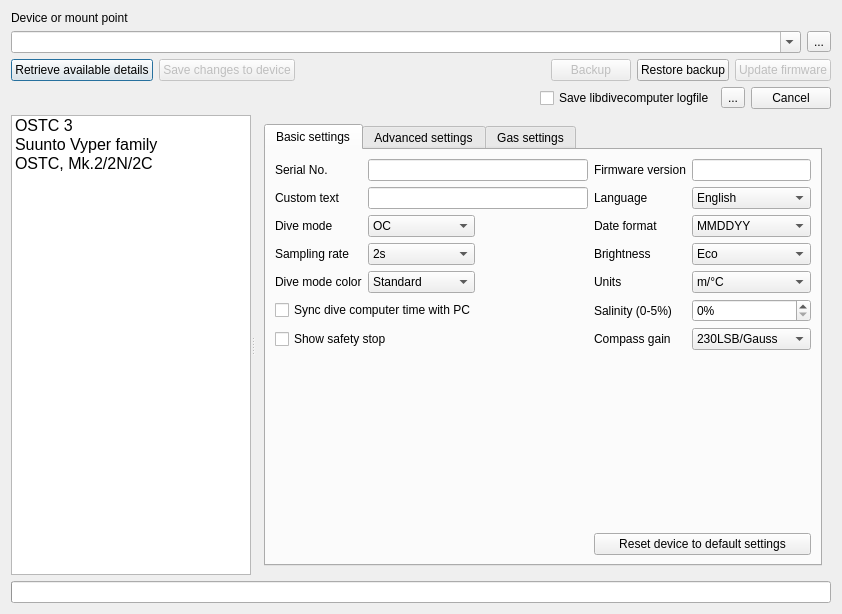
Before: the Qt Designer form qt-ui/configuredivecomputerdialog.ui in subsurface/subsurface, drawn with Qt 5.
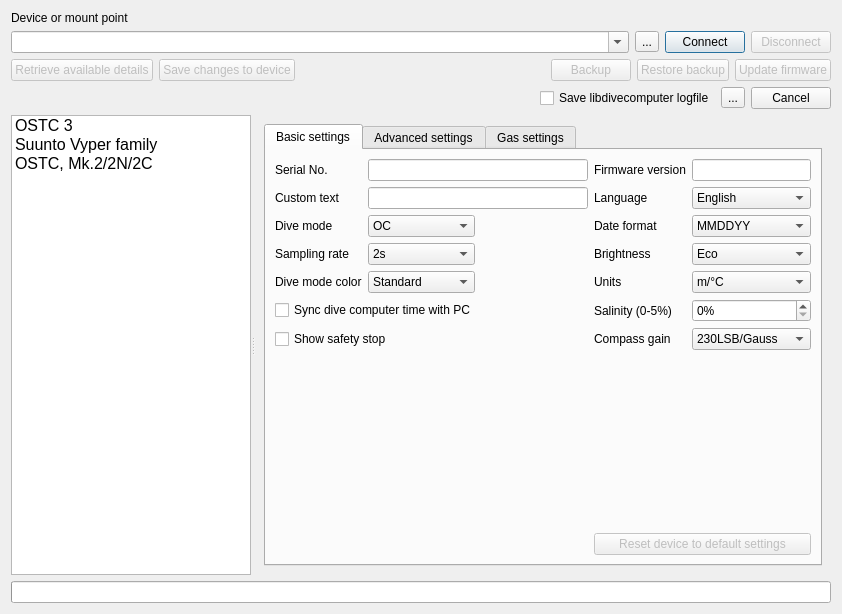
After: the same form once the commit is applied. Icons and pictures are not drawn.

Commit message:
Lift dis- and connect out from config operations
When working with ostc's via bluetooth, they will reboot and exit
bluetooth mode when you send the disconnect command. Thats kinda
inconvenient when you would like to read your settings, change something
and write it back, you need to start bluetooth mode on your device
twice.

```diff
--- a/qt-ui/configuredivecomputerdialog.ui
+++ b/qt-ui/configuredivecomputerdialog.ui
@@ -30,6 +30,12 @@
       <layout class="QHBoxLayout" name="horizontalLayout">
        <item>
         <widget class="QComboBox" name="device">
+         <property name="sizePolicy">
+          <sizepolicy hsizetype="Expanding" vsizetype="Maximum">
+           <horstretch>0</horstretch>
+           <verstretch>0</verstretch>
+          </sizepolicy>
+         </property>
          <property name="editable">
           <bool>true</bool>
          </property>
@@ -42,6 +48,23 @@
          </property>
         </widget>
        </item>
+       <item>
+        <widget class="QPushButton" name="connectButton">
+         <property name="text">
+          <string>Connect</string>
+         </property>
+        </widget>
+       </item>
+       <item>
+        <widget class="QPushButton" name="disconnectButton">
+         <property name="enabled">
+          <bool>false</bool>
+         </property>
+         <property name="text">
+          <string>Disconnect</string>
+         </property>
+        </widget>
+       </item>
       </layout>
      </item>
     </layout>
@@ -50,6 +73,9 @@
     <layout class="QHBoxLayout" name="horizontalLayout_2">
      <item>
       <widget class="QPushButton" name="retrieveDetails">
+       <property name="enabled">
+        <bool>false</bool>
+       </property>
        <property name="text">
         <string>Retrieve available details</string>
        </property>
@@ -96,6 +122,9 @@
      </item>
      <item>
       <widget class="QPushButton" name="restoreBackupButton">
+       <property name="enabled">
+        <bool>false</bool>
+       </property>
        <property name="text">
         <string>Restore backup</string>
        </property>
@@ -595,7 +624,7 @@
             <item row="10" column="3" colspan="2">
              <widget class="QPushButton" name="resetButton">
               <property name="enabled">
-               <bool>true</bool>
+               <bool>false</bool>
               </property>
               <property name="text">
                <string>Reset device to default settings</string>
```
The commit also changes 5 other files.
